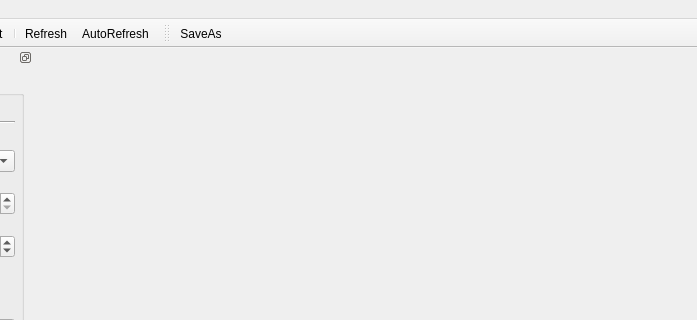
Old version of the form ui/MainWindow.ui in the repository MizunagiKB/potrace_gui; both pictures show x 327 to 1024 and y 0 to 320 of the 1024 by 768 pixel window.
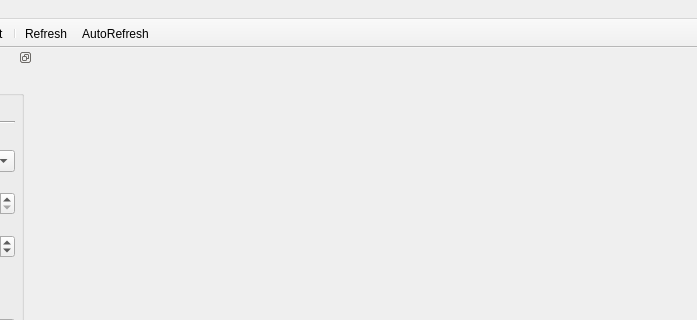
New version of the form. Icons and pictures are not drawn.

Commit message: 不要なツールバーを削除しました

What changed in the file:
```diff
--- a/ui/MainWindow.ui
+++ b/ui/MainWindow.ui
@@ -551,21 +551,6 @@
     </layout>
    </widget>
   </widget>
-  <widget class="QToolBar" name="toolBar_3">
-   <property name="windowTitle">
-    <string>toolBar_3</string>
-   </property>
-   <property name="toolButtonStyle">
-    <enum>Qt::ToolButtonTextBesideIcon</enum>
-   </property>
-   <attribute name="toolBarArea">
-    <enum>TopToolBarArea</enum>
-   </attribute>
-   <attribute name="toolBarBreak">
-    <bool>false</bool>
-   </attribute>
-   <addaction name="actionFileSaveAs"/>
-  </widget>
   <action name="actionFileClose">
    <property name="text">
     <string>Close</string>
```
The commit also changes 1 other file.
